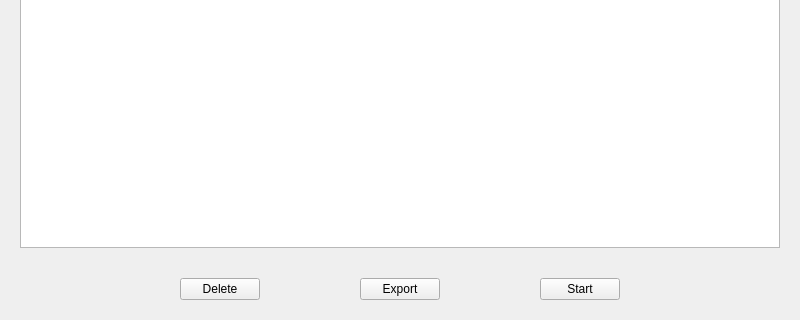
First picture: the form in designer/evaluator.ui, repository zarathustre/ttex, before the edit; both pictures show x 0 to 800 and y 280 to 600 of the 800 by 600 pixel window.
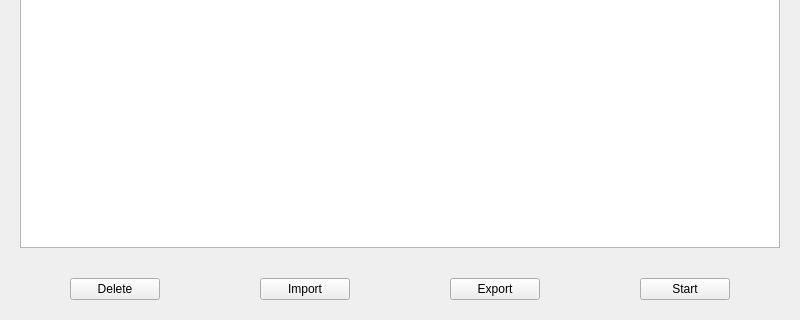
Second picture: the form after the edit.

Commit message: Starting a scenario as evaluator now starts the server.

What changed in the file:
```diff
--- a/designer/evaluator.ui
+++ b/designer/evaluator.ui
@@ -71,19 +71,6 @@
      <property name="rightMargin">
       <number>50</number>
      </property>
-     <item>
-      <spacer name="horizontalSpacer">
-       <property name="orientation">
-        <enum>Qt::Horizontal</enum>
-       </property>
-       <property name="sizeHint" stdset="0">
-        <size>
-         <width>40</width>
-         <height>20</height>
-        </size>
-       </property>
-      </spacer>
-     </item>
      <item>
       <widget class="QPushButton" name="delete_button">
        <property name="text">
@@ -91,6 +78,13 @@
        </property>
       </widget>
      </item>
+     <item>
+      <widget class="QPushButton" name="import_button">
+       <property name="text">
+        <string>Import</string>
+       </property>
+      </widget>
+     </item>
      <item>
       <widget class="QPushButton" name="export_button">
        <property name="text">
@@ -105,19 +99,6 @@
        </property>
       </widget>
      </item>
-     <item>
-      <spacer name="horizontalSpacer_3">
-       <property name="orientation">
-        <enum>Qt::Horizontal</enum>
-       </property>
-       <property name="sizeHint" stdset="0">
-        <size>
-         <width>40</width>
-         <height>20</height>
-        </size>
-       </property>
-      </spacer>
-     </item>
     </layout>
    </item>
   </layout>
```
The commit also changes 4 other files.
